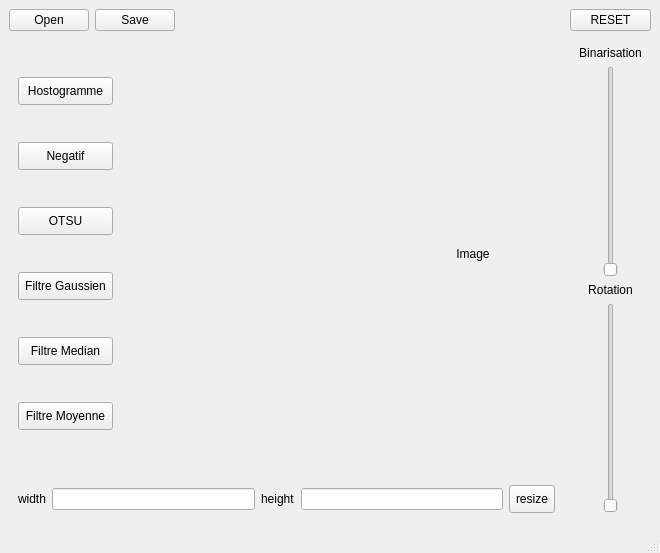
Before: the Qt Designer form design.ui in Eraoui909/VisionParOrdinateur, drawn with Qt 5.
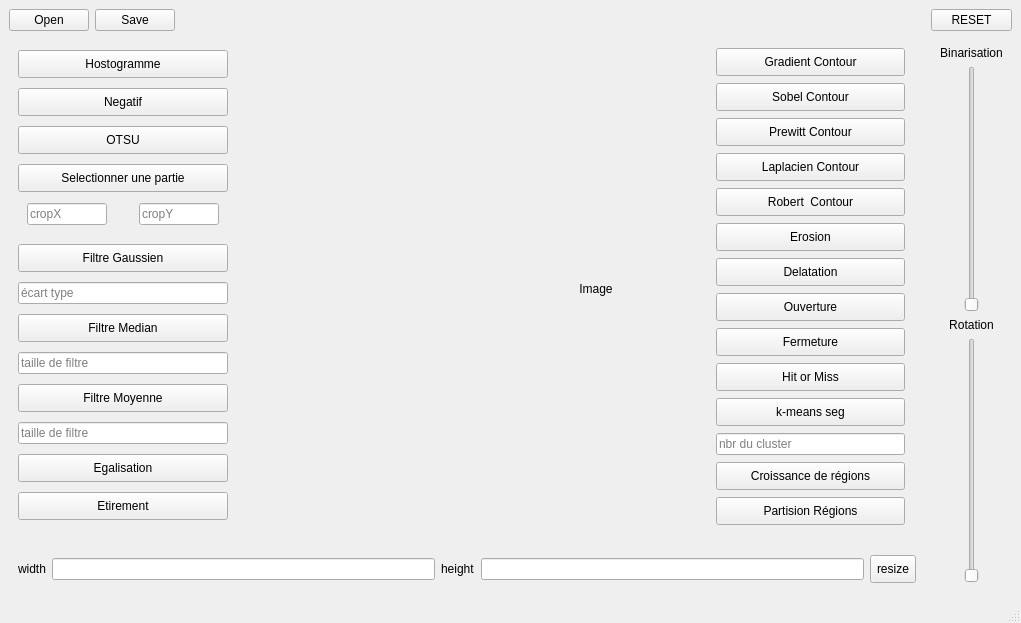
After: the same form once the commit is applied.

The edit to the form file:
```diff
--- a/design.ui
+++ b/design.ui
@@ -6,8 +6,8 @@
    <rect>
     <x>0</x>
     <y>0</y>
-    <width>660</width>
-    <height>553</height>
+    <width>1021</width>
+    <height>623</height>
    </rect>
   </property>
   <property name="maximumSize">
@@ -88,6 +88,9 @@
     </item>
     <item row="3" column="0">
      <layout class="QHBoxLayout" name="horizontalLayout_6">
+      <property name="rightMargin">
+       <number>10</number>
+      </property>
       <item>
        <layout class="QHBoxLayout" name="horizontalLayout_4">
         <item>
@@ -152,6 +155,89 @@
              </property>
             </widget>
            </item>
+           <item>
+            <widget class="QPushButton" name="croppButton">
+             <property name="styleSheet">
+              <string notr="true">QPushButton{
+	background-color:&quot;#555555&quot;;
+	color:&quot;#fff&quot;;
+	padding:6px;
+	border-raduis: 5px;
+}</string>
+             </property>
+             <property name="text">
+              <string>Selectionner une partie</string>
+             </property>
+            </widget>
+           </item>
+           <item>
+            <widget class="QFrame" name="horizontalFrame">
+             <property name="maximumSize">
+              <size>
+               <width>16777215</width>
+               <height>100</height>
+              </size>
+             </property>
+             <property name="styleSheet">
+              <string notr="true">QFrame{
+	background-color:&quot;#F1F1F1&quot;
+}</string>
+             </property>
+             <layout class="QHBoxLayout" name="horizontalLayout_5">
+              <property name="spacing">
+               <number>12</number>
+              </property>
+              <property name="sizeConstraint">
+               <enum>QLayout::SetFixedSize</enum>
+              </property>
+              <property name="topMargin">
+               <number>1</number>
+              </property>
+              <item>
+               <widget class="QLineEdit" name="cropXInput">
+                <property name="enabled">
+                 <bool>true</bool>
+                </property>
+                <property name="maximumSize">
+                 <size>
+                  <width>80</width>
+                  <height>100</height>
+                 </size>
+                </property>
+                <property name="placeholderText">
+                 <string>cropX</string>
+                </property>
+               </widget>
+              </item>
+              <item>
+               <spacer name="horizontalSpacer_3">
+                <property name="orientation">
+                 <enum>Qt::Horizontal</enum>
+                </property>
+                <property name="sizeHint" stdset="0">
+                 <size>
+                  <width>20</width>
+                  <height>20</height>
+                 </size>
+                </property>
+               </spacer>
+              </item>
+              <item>
+               <widget class="QLineEdit" name="cropYInput">
+                <property name="maximumSize">
+                 <size>
+                  <width>80</width>
+                  <height>100</height>
+                 </size>
+                </property>
+                <property name="placeholderText">
+                 <string>cropY</string>
+                </property>
+               </widget>
+              </item>
+             </layout>
+            </widget>
+           </item>
            <item>
             <widget class="QPushButton" name="gaussFilter">
              <property name="styleSheet">
@@ -167,6 +253,13 @@
              </property>
             </widget>
            </item>
+           <item>
+            <widget class="QLineEdit" name="gaussienInput">
+             <property name="placeholderText">
+              <string>écart type</string>
+             </property>
+            </widget>
+           </item>
            <item>
             <widget class="QPushButton" name="medianFiltre">
              <property name="styleSheet">
@@ -182,6 +275,13 @@
              </property>
             </widget>
            </item>
+           <item>
+            <widget class="QLineEdit" name="medianInput">
+             <property name="placeholderText">
+              <string>taille de filtre</string>
+             </property>
+            </widget>
+           </item>
            <item>
             <widget class="QPushButton" name="filtreMoyen">
              <property name="styleSheet">
@@ -197,6 +297,43 @@
              </property>
             </widget>
            </item>
+           <item>
+            <widget class="QLineEdit" name="moyenneInput">
+             <property name="placeholderText">
+              <string>taille de filtre</string>
+             </property>
+            </widget>
+           </item>
+           <item>
+            <widget class="QPushButton" name="egalisationButton">
+             <property name="styleSheet">
+              <string notr="true">QPushButton{
+	background-color:&quot;#555555&quot;;
+	color:&quot;#fff&quot;;
+	padding:6px;
+	border-raduis: 5px;
+}</string>
+             </property>
+             <property name="text">
+              <string>Egalisation</string>
+             </property>
+            </widget>
+           </item>
+           <item>
+            <widget class="QPushButton" name="etirementButton">
+             <property name="styleSheet">
+              <string notr="true">QPushButton{
+	background-color:&quot;#555555&quot;;
+	color:&quot;#fff&quot;;
+	padding:6px;
+	border-raduis: 5px;
+}</string>
+             </property>
+             <property name="text">
+              <string>Etirement</string>
+             </property>
+            </widget>
+           </item>
           </layout>
          </widget>
         </item>
@@ -298,6 +435,231 @@
         </item>
        </layout>
       </item>
+      <item>
+       <widget class="QFrame" name="verticalFrame">
+        <property name="styleSheet">
+         <string notr="true">QFrame{
+	background-color:&quot;#F1F1F1&quot;
+}</string>
+        </property>
+        <layout class="QVBoxLayout" name="verticalLayout_4">
+         <property name="leftMargin">
+          <number>10</number>
+         </property>
+         <property name="topMargin">
+          <number>10</number>
+         </property>
+         <property name="rightMargin">
+          <number>10</number>
+         </property>
+         <property name="bottomMargin">
+          <number>10</number>
+         </property>
+         <item>
+          <widget class="QPushButton" name="gradientButton">
+           <property name="styleSheet">
+            <string notr="true">QPushButton{
+	background-color:&quot;#555555&quot;;
+	color:&quot;#fff&quot;;
+	padding:6px;
+	border-raduis: 5px;
+}</string>
+           </property>
+           <property name="text">
+            <string>Gradient Contour</string>
+           </property>
+          </widget>
+         </item>
+         <item>
+          <widget class="QPushButton" name="sobelButton">
+           <property name="styleSheet">
+            <string notr="true">QPushButton{
+	background-color:&quot;#555555&quot;;
+	color:&quot;#fff&quot;;
+	padding:6px;
+	border-raduis: 5px;
+}</string>
+           </property>
+           <property name="text">
+            <string>Sobel Contour</string>
+           </property>
+          </widget>
+         </item>
+         <item>
+          <widget class="QPushButton" name="prewittButton">
+           <property name="styleSheet">
+            <string notr="true">QPushButton{
+	background-color:&quot;#555555&quot;;
+	color:&quot;#fff&quot;;
+	padding:6px;
+	border-raduis: 5px;
+}</string>
+           </property>
+           <property name="text">
+            <string>Prewitt Contour</string>
+           </property>
+          </widget>
+         </item>
+         <item>
+          <widget class="QPushButton" name="laplacienButton">
+           <property name="styleSheet">
+            <string notr="true">QPushButton{
+	background-color:&quot;#555555&quot;;
+	color:&quot;#fff&quot;;
+	padding:6px;
+	border-raduis: 5px;
+}</string>
+           </property>
+           <property name="text">
+            <string>Laplacien Contour</string>
+           </property>
+          </widget>
+         </item>
+         <item>
+          <widget class="QPushButton" name="robertButton">
+           <property name="styleSheet">
+            <string notr="true">QPushButton{
+	background-color:&quot;#555555&quot;;
+	color:&quot;#fff&quot;;
+	padding:6px;
+	border-raduis: 5px;
+}</string>
+           </property>
+           <property name="text">
+            <string>Robert  Contour</string>
+           </property>
+          </widget>
+         </item>
+         <item>
+          <widget class="QPushButton" name="erodeButton">
+           <property name="styleSheet">
+            <string notr="true">QPushButton{
+	background-color:&quot;#555555&quot;;
+	color:&quot;#fff&quot;;
+	padding:6px;
+	border-raduis: 5px;
+}</string>
+           </property>
+           <property name="text">
+            <string>Erosion</string>
+           </property>
+          </widget>
+         </item>
+         <item>
+          <widget class="QPushButton" name="delateButton">
+           <property name="styleSheet">
+            <string notr="true">QPushButton{
+	background-color:&quot;#555555&quot;;
+	color:&quot;#fff&quot;;
+	padding:6px;
+	border-raduis: 5px;
+}</string>
+           </property>
+           <property name="text">
+            <string>Delatation</string>
+           </property>
+          </widget>
+         </item>
+         <item>
+          <widget class="QPushButton" name="ouvertureButton">
+           <property name="styleSheet">
+            <string notr="true">QPushButton{
+	background-color:&quot;#555555&quot;;
+	color:&quot;#fff&quot;;
+	padding:6px;
+	border-raduis: 5px;
+}</string>
+           </property>
+           <property name="text">
+            <string>Ouverture</string>
+           </property>
+          </widget>
+         </item>
+         <item>
+          <widget class="QPushButton" name="fermetureButton">
+           <property name="styleSheet">
+            <string notr="true">QPushButton{
+	background-color:&quot;#555555&quot;;
+	color:&quot;#fff&quot;;
+	padding:6px;
+	border-raduis: 5px;
+}</string>
+           </property>
+           <property name="text">
+            <string>Fermeture</string>
+           </property>
+          </widget>
+         </item>
+         <item>
+          <widget class="QPushButton" name="hitOrMissButton">
+           <property name="styleSheet">
+            <string notr="true">QPushButton{
+	background-color:&quot;#555555&quot;;
+	color:&quot;#fff&quot;;
+	padding:6px;
+	border-raduis: 5px;
+}</string>
+           </property>
+           <property name="text">
+            <string>Hit or Miss</string>
+           </property>
+          </widget>
+         </item>
+         <item>
+          <widget class="QPushButton" name="kmeansButton">
+           <property name="styleSheet">
+            <string notr="true">QPushButton{
+	background-color:&quot;#555555&quot;;
+	color:&quot;#fff&quot;;
+	padding:6px;
+	border-raduis: 5px;
+}</string>
+           </property>
+           <property name="text">
+            <string>k-means seg</string>
+           </property>
+          </widget>
+         </item>
+         <item>
+          <widget class="QLineEdit" name="nbrClusetInput">
+           <property name="placeholderText">
+            <string>nbr du cluster</string>
+           </property>
+          </widget>
+         </item>
+         <item>
+          <widget class="QPushButton" name="croissRegButton">
+           <property name="styleSheet">
+            <string notr="true">QPushButton{
+	background-color:&quot;#555555&quot;;
+	color:&quot;#fff&quot;;
+	padding:6px;
+	border-raduis: 5px;
+}</string>
+           </property>
+           <property name="text">
+            <string>Croissance de régions</string>
+           </property>
+          </widget>
+         </item>
+         <item>
+          <widget class="QPushButton" name="repartitionRegiButton">
+           <property name="styleSheet">
+            <string notr="true">QPushButton{
+	background-color:&quot;#555555&quot;;
+	color:&quot;#fff&quot;;
+	padding:6px;
+	border-raduis: 5px;
+}</string>
+           </property>
+           <property name="text">
+            <string>Partision Régions</string>
+           </property>
+          </widget>
+         </item>
+        </layout>
+       </widget>
+      </item>
      </layout>
     </item>
     <item row="4" column="0">
```
Left out of the diff: 210 changed lines with no effect on the pictures.
